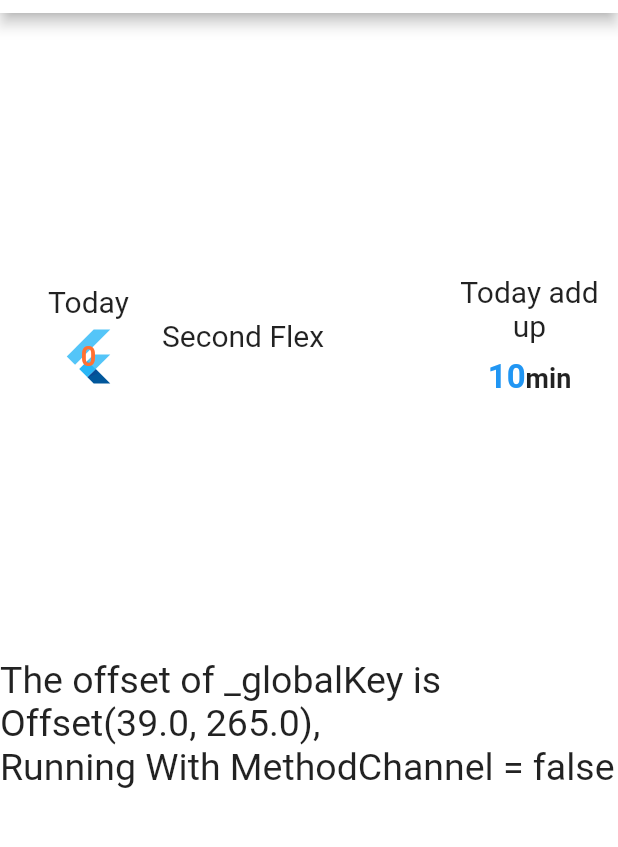
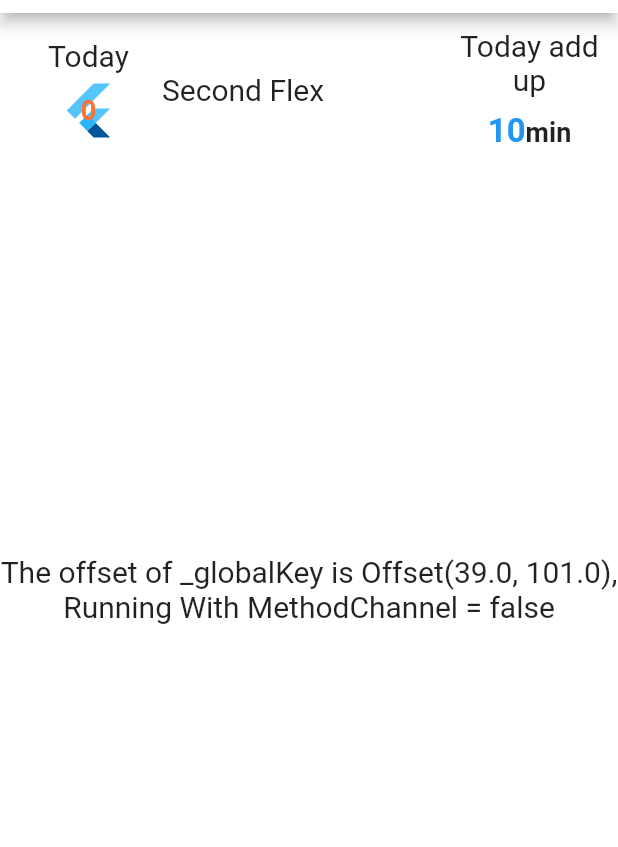
Before and after one commit to KenChoi1992/flutterlocation, a Flutter app: the screen it shows after launch, on a phone screen of 412 x 824 dp, the part 71-918 px from its top. Run offline on Flutter 3.47's test engine with Material 2 defaults, Android fonts, the phone set to English and light mode, and no system bars.

Commit message:
fix bug and update README

```diff
--- a/lib/test_location.dart
+++ b/lib/test_location.dart
@@ -10,9 +10,8 @@ class Location extends StatefulWidget {
 }
 
 class _LocationState extends State<Location> {
-
   static const MethodChannel channel =
-  const MethodChannel('com.cyg.addtoapp/flutter');
+      const MethodChannel('com.cyg.addtoapp/flutter');
 
   Offset _offset = Offset.zero;
   bool _runningWithMethodChannel = false;
@@ -49,7 +48,8 @@ class _LocationState extends State<Location> {
     RenderBox renderBox = _globalKey.currentContext.findRenderObject();
     Offset textOffset = renderBox.localToGlobal(Offset.zero);
     // !!! The offset here is different when using MethodChannel!
-    print('_getSizeAndPosition, _runningWithMethodChannel = $_runningWithMethodChannel textOffset = $textOffset');
+    print(
+        '_getSizeAndPosition, _runningWithMethodChannel = $_runningWithMethodChannel textOffset = $textOffset');
     setState(() {
       _offset = textOffset;
     });
@@ -70,7 +70,6 @@ class _LocationState extends State<Location> {
                 color: Colors.white,
                 borderRadius: BorderRadius.circular(16.0),
               ),
-              height: 410,
               child: Row(
                 crossAxisAlignment: CrossAxisAlignment.center,
                 children: <Widget>[
@@ -139,11 +138,14 @@ class _LocationState extends State<Location> {
                 ],
               ),
             ),
-            Text(
-              'The offset of _globalKey is $_offset, \nRunning With MethodChannel = $_runningWithMethodChannel',
-              style: TextStyle(fontSize: 25),
-            )
           ],
+        ),
+        Center(
+          child: Text(
+            'The offset of _globalKey is $_offset, \nRunning With MethodChannel = $_runningWithMethodChannel',
+            textAlign: TextAlign.center,
+            style: TextStyle(fontSize: 20),
+          ),
         )
       ],
     );
```
Also changed, not shown: 1 other file.
